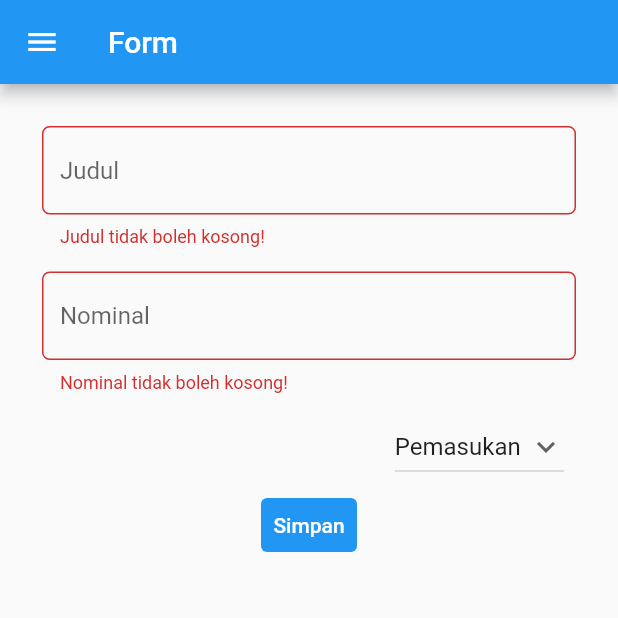
After one commit to AstridSwardhaniPutri/pbp-flutter-lab, a Flutter app: the tambahBudgetPage screen opened directly, after a tap on "Simpan", on a phone screen of 412 x 824 dp, the top half of it. The commit adds this screen. Run offline on Flutter 3.47's test engine with Material 2 defaults, Android fonts, the phone set to English and light mode, and no system bars.

Commit message:
tugas 8 done

```diff
--- /dev/null
+++ b/counter_7/lib/dataBudget.dart
@@ -0,0 +1,108 @@
+import 'package:counter_7/main.dart';
+import 'package:flutter/material.dart';
+import 'package:counter_7/tambahBudget.dart';
+
+class dataBudgetPage extends StatefulWidget {
+  const dataBudgetPage({super.key});
+
+  @override
+  State<dataBudgetPage> createState() => _dataBudgetPageState();
+}
+
+class dataBudget {
+  static List<dataBudget> budgets = [];
+  String _judul="";
+  int nominal;
+  String _listJenisData;
+
+  dataBudget({
+    required this._judul,
+    required this.nominal,
+    required this._listJenisData,
+  });
+
+  static void tambahBudget({
+    required _judul,
+    required nominal,
+    required _listJenisData,
+  }) {
+    budgets.add(dataBudget(
+        _judul: _judul, nominal: nominal, _listJenisData: _listJenisData));
+  }
+}
+
+class _dataBudgetPageState extends State<dataBudgetPage> {
+  @override
+  Widget build(BuildContext context) {
+    return Scaffold(
+      appBar: AppBar(
+        title: Text('Data Budget'),
+      ),
+      // Menambahkan drawer menu
+      drawer: Drawer(
+        child: Column(
+          children: [
+            // Menambahkan clickable menu
+            ListTile(
+              title: const Text('counter_7'),
+              onTap: () {
+                // Route menu ke halaman utama
+                Navigator.pushReplacement(
+                  context,
+                  MaterialPageRoute(builder: (context) => const MyHomePage()),
+                );
+              },
+            ),
+            ListTile(
+              title: const Text('Tambah Budget'),
+              onTap: () {
+                // Route menu ke halaman form
+                Navigator.pushReplacement(
+                  context,
+                  MaterialPageRoute(builder: (context) => const tambahBudgetPage()),
+                );
+              },
+            ),
+            ListTile(
+              title: const Text('Data Budget'),
+              onTap: () {
+                // Route menu ke halaman form
+                Navigator.pushReplacement(
+                  context,
+                  MaterialPageRoute(builder: (context) => const dataBudgetPage()),
+                );
+              },
+            ),
+          ],
+        ),
+      ),
+      body: ListView.builder(itemBuilder: (context, index){
+        return Card(
+          child: Container(
+            padding: const EdgeInsets.all(10.0),
+            child: Column(
+              mainAxisAlignment: MainAxisAlignment.spaceBetween,
+              children:[
+                Text(dataBudget.budgets[index]._judul,
+                style: const TextStyle (fontSize:24),
+                textAlign:TextAlign.left,
+                ),
+                Row(
+                  mainAxisAlignment: MainAxisAlignment.spaceBetween,
+                  children:[
+                    Text(dataBudget.budgets[index].nominal.toString(),
+                      style: const TextStyle (fontSize:20),
+                    ),
+                    Text(dataBudget.budgets[index]._listJenisData,
+                      style: const TextStyle (fontSize:20),
+                    ),
+                  ]
+                )
+              ]
+            )
+          )
+        );
+      })
+    );
+  }
+}
--- /dev/null
+++ b/counter_7/lib/tambahBudget.dart
@@ -0,0 +1,178 @@
+import 'package:counter_7/main.dart';
+import 'package:flutter/material.dart';
+import 'package:counter_7/dataBudget.dart';
+
+
+class tambahBudgetPage extends StatefulWidget {
+  const tambahBudgetPage({super.key});
+
+  @override
+  State<tambahBudgetPage> createState() => _tambahBudgetPageState();
+}
+
+class _tambahBudgetPageState extends State<tambahBudgetPage> {
+  final _formKey = GlobalKey<FormState>();
+  String _judul = "";
+  int nominal = 0;
+  String pilihan = 'Pemasukan';
+  List<String> _listJenisData = ['Pemasukan', 'Pengeluaran'];
+  @override
+  Widget build(BuildContext context) {
+    return Scaffold(
+      appBar: AppBar(
+        title: Text('Form'),
+      ),
+      // Menambahkan drawer menu
+      drawer: Drawer(
+        child: Column(
+          children: [
+            // Menambahkan clickable menu
+            ListTile(
+              title: const Text('counter_7'),
+              onTap: () {
+                // Route menu ke halaman utama
+                Navigator.pushReplacement(
+                  context,
+                  MaterialPageRoute(builder: (context) => const MyHomePage()),
+                );
+              },
+            ),
+            ListTile(
+              title: const Text('Tambah Budget'),
+              onTap: () {
+                // Route menu ke halaman form
+                Navigator.pushReplacement(
+                  context,
+                  MaterialPageRoute(builder: (context) => const tambahBudgetPage()),
+                );
+              },
+            ),
+            ListTile(
+              title: const Text('Data Budget'),
+              onTap: () {
+                // Route menu ke halaman form
+                Navigator.pushReplacement(
+                  context,
+                  MaterialPageRoute(builder: (context) => const dataBudgetPage()),
+                );
+              },
+            ),
+          ],
+        ),
+      ),
+      body: Form(
+        key: _formKey,
+        child: SingleChildScrollView(
+          child: Container(
+            padding: const EdgeInsets.all(20.0),
+            child: Column(
+              children: [
+                Padding(
+                  padding: const EdgeInsets.all(8.0),
+                  child: TextFormField(
+                    decoration: InputDecoration(
+                      hintText:"Judul",
+                      // Menambahkan circular border agar lebih rapi
+                      border: OutlineInputBorder(
+                        borderRadius: BorderRadius.circular(5.0),
+                      ),
+                    ),
+                    // Menambahkan behavior saat nama diketik
+                    onChanged: (String? value) {
+                      setState(() {
+                        _judul = value!;
+                      });
+                    },
+                    // Menambahkan behavior saat data disimpan
+                    onSaved: (String? value) {
+                      setState(() {
+                        _judul = value!;
+                      });
+                    },
+                    // Validator sebagai validasi form
+                    validator: (String? value) {
+                      if (value == null || value.isEmpty) {
+                        return 'Judul tidak boleh kosong!';
+                      }
+                      return null;
+                    },
+                  )
+                ),
+                Padding(
+                    padding: const EdgeInsets.all(8.0),
+                    child: TextFormField(
+                      decoration: InputDecoration(
+                        hintText:"Nominal",
+                        // Menambahkan circular border agar lebih rapi
+                        border: OutlineInputBorder(
+                          borderRadius: BorderRadius.circular(5.0),
+                        ),
+                      ),
+                      // Menambahkan behavior saat nama diketik
+                      onChanged: (String? value) {
+                        setState(() {
+                          nominal = int.parse(value!);
+                        });
+                      },
+                      // Menambahkan behavior saat data disimpan
+                      onSaved: (String? value) {
+                        setState(() {
+                          nominal = int.parse(value!);
+                        });
+                      },
+                      // Validator sebagai validasi form
+                      validator: (String? value) {
+                        if (value == null || value.isEmpty) {
+                          return 'Nominal tidak boleh kosong!';
+                        }
+                        return null;
+                      },
+                    )
+                ),
+                ListTile(
+                  trailing: DropdownButton(
+                    value: pilihan,
+                    icon: const Icon(Icons.keyboard_arrow_down),
+                    items: _listJenisData.map((String items) {
+                      return DropdownMenuItem(
+                        value: items,
+                        child: Text(items),
+                      );
+                    }).toList(),
+                    onChanged: (String? newValue) {
+                      setState(() {
+                        pilihan = newValue!;
+                      });
+                    },
+                  ),
+                ),
+                 TextButton(
+                  child: const Text(
+                    "Simpan",
+                    style: TextStyle(color: Colors.white),
+                  ),
+                  style: ButtonStyle(
+                    backgroundColor: MaterialStateProperty.all(Colors.blue),
+                  ),
+                   onPressed: (){
+                     if (_formKey.currentState!.validate()) {
+                       dataBudget.tambahBudget(
+                           _judul: _judul,
+                           nominal: nominal,
+                           _listJenisData: pilihan
+                       );
+                       Navigator.pushReplacement(context, MaterialPageRoute(builder: (context)=>const tambahBudgetPage()),
+                       );
+                     }
+                   },
+                ),
+              ],
+            ),
+          ),
+        ),
+
+      ),
+      floatingActionButtonLocation: FloatingActionButtonLocation.centerFloat,
+    );
+  }
+}
```
Also changed, not shown: counter_7/lib/main.dart (+52 -45 lines).
